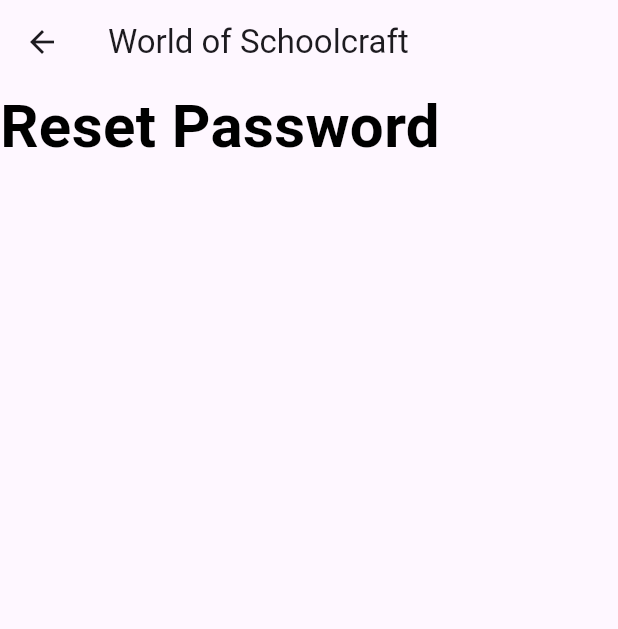
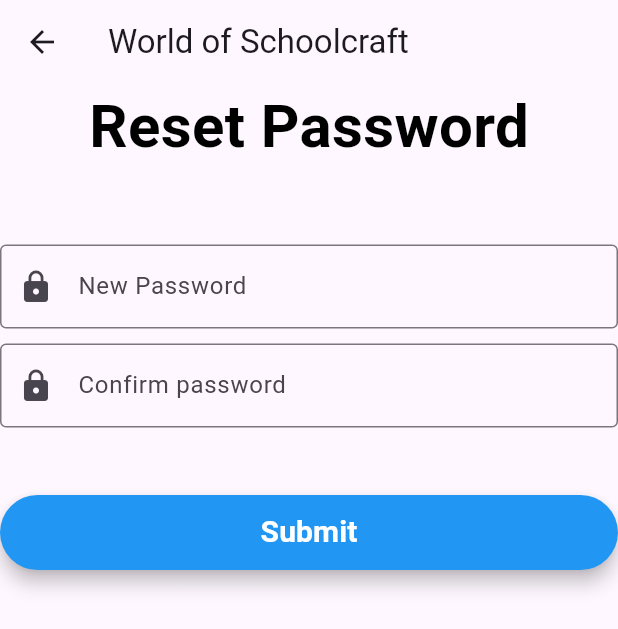
Before and after one commit to danniellejones/cp3405_project, a Flutter app: the ResetPasswordPage screen opened directly, on a phone screen of 412 x 824 dp. Shown: the top 629 px of the screen. Run offline on Flutter 3.47's test engine with Material 2 defaults, Android fonts, the phone set to English and light mode, and no system bars; our stand-ins replace cloud_firestore, firebase_core; missing offline and left inert: flutter_verification_code; accounts and stored records are empty.

Commit message:
Added submit button to UI

```diff
--- a/lib/reset_password.dart
+++ b/lib/reset_password.dart
@@ -1,6 +1,54 @@
 import 'package:flutter/material.dart';
 
 class ResetPasswordPage extends StatelessWidget {
+  Widget buildPassword() {
+    return Column(
+      crossAxisAlignment: CrossAxisAlignment.start,
+      children: <Widget>[
+        TextField(
+          obscureText: true,
+          decoration: InputDecoration(
+            border: OutlineInputBorder(),
+            prefixIcon: Icon(Icons.lock),
+            hintText: 'New Password',
+          ),
+          textAlign: TextAlign.left,
+          keyboardType: TextInputType.text,
+        ),
+        SizedBox(height: 10),
+        TextField(
+            obscureText: true,
+            decoration: InputDecoration(
+              border: OutlineInputBorder(),
+              prefixIcon: Icon(Icons.lock),
+              hintText: 'Confirm password',
+            ),
+            textAlign: TextAlign.left,
+            keyboardType: TextInputType.text)
+      ],
+    );
+  }
+
+  Widget buildSubmitBtn() {
+    return Container(
+      padding: const EdgeInsets.symmetric(vertical: 25),
+      width: double.infinity,
+      alignment: Alignment.center,
+      child: ElevatedButton(
+        onPressed: () {},
+        style: ElevatedButton.styleFrom(
+            backgroundColor: Colors.blue,
+            elevation: 5,
+            minimumSize: const Size.fromHeight(50)),
+        child: const Text(
+          'Submit',
+          style: TextStyle(
+              color: Colors.white, fontSize: 20, fontWeight: FontWeight.bold),
+        ),
+      ),
+    );
+  }
+
   @override
   Widget build(BuildContext context) {
     return Scaffold(
@@ -18,6 +66,10 @@
                   fontSize: 40,
                   fontWeight: FontWeight.bold),
             ),
+            SizedBox(height: 50),
+            buildPassword(),
+            SizedBox(height: 20),
+            buildSubmitBtn()
           ],
         ),
       ),
```
